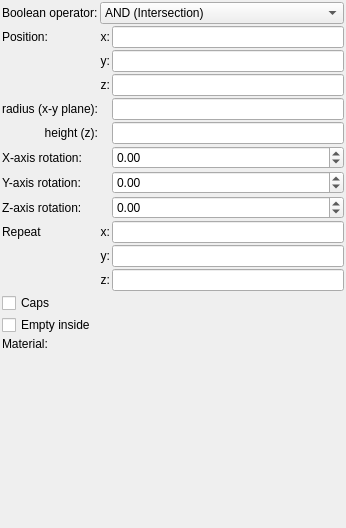
First picture: the form in mandelbulber2/formula/ui/primitive_cone.ui, repository buddhi1980/mandelbulber2, before the edit.
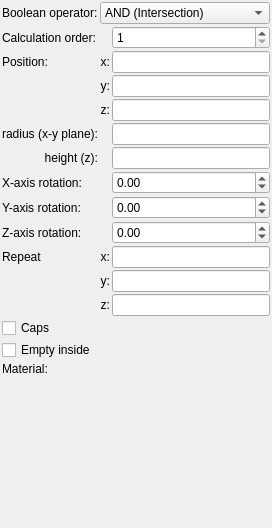
Second picture: the form after the edit. Custom widgets are drawn as their Qt base class.

Commit message: Added caclucation order parameter for booleans. Increased speed of loading thumbnals by disablind CalculateDistanceFrompoint when it is not needed

What changed in the file:
```diff
--- a/mandelbulber2/formula/ui/primitive_cone.ui
+++ b/mandelbulber2/formula/ui/primitive_cone.ui
@@ -6,7 +6,7 @@
    <rect>
     <x>0</x>
     <y>0</y>
-    <width>346</width>
+    <width>272</width>
     <height>528</height>
    </rect>
   </property>
@@ -34,44 +34,24 @@
      <property name="spacing">
       <number>2</number>
      </property>
-     <item row="14" column="0">
-      <widget class="QLabel" name="label_18">
-       <property name="text">
-        <string>Material:</string>
-       </property>
-      </widget>
-     </item>
-     <item row="12" column="0" colspan="3">
-      <widget class="MyCheckBox" name="checkBox_caps">
+     <item row="6" column="2">
+      <widget class="MyLineEdit" name="logedit_height">
        <property name="sizePolicy">
-        <sizepolicy hsizetype="Minimum" vsizetype="Maximum">
+        <sizepolicy hsizetype="Expanding" vsizetype="Maximum">
          <horstretch>0</horstretch>
          <verstretch>0</verstretch>
         </sizepolicy>
        </property>
-       <property name="text">
-        <string>Caps</string>
-       </property>
       </widget>
      </item>
-     <item row="4" column="0">
-      <widget class="QLabel" name="label_14">
+     <item row="2" column="0">
+      <widget class="QLabel" name="label_10">
        <property name="text">
-        <string>radius (x-y plane):</string>
+        <string>Position:</string>
        </property>
-       <property name="alignment">
-        <set>Qt::AlignRight|Qt::AlignTrailing|Qt::AlignVCenter</set>
-       </property>
       </widget>
      </item>
-     <item row="9" column="0">
-      <widget class="QLabel" name="label_2">
-       <property name="text">
-        <string>Repeat</string>
-       </property>
-      </widget>
-     </item>
-     <item row="11" column="1">
+     <item row="12" column="1">
       <widget class="QLabel" name="label_repeat_z_2">
        <property name="text">
         <string>z:</string>
@@ -81,17 +61,7 @@
        </property>
       </widget>
      </item>
-     <item row="9" column="2">
-      <widget class="MyLineEdit" name="vect3_repeat_x">
-       <property name="sizePolicy">
-        <sizepolicy hsizetype="Expanding" vsizetype="Maximum">
-         <horstretch>0</horstretch>
-         <verstretch>0</verstretch>
-        </sizepolicy>
-       </property>
-      </widget>
-     </item>
-     <item row="9" column="1">
+     <item row="10" column="1">
       <widget class="QLabel" name="label_repeat_x_2">
        <property name="text">
         <string>x:</string>
@@ -101,7 +71,7 @@
        </property>
       </widget>
      </item>
-     <item row="10" column="2">
+     <item row="11" column="2">
       <widget class="MyLineEdit" name="vect3_repeat_y">
        <property name="sizePolicy">
         <sizepolicy hsizetype="Expanding" vsizetype="Maximum">
@@ -111,44 +81,21 @@
        </property>
       </widget>
      </item>
-     <item row="1" column="2">
-      <widget class="MyLineEdit" name="vect3_position_x">
-       <property name="sizePolicy">
-        <sizepolicy hsizetype="Expanding" vsizetype="Maximum">
-         <horstretch>0</horstretch>
-         <verstretch>0</verstretch>
-        </sizepolicy>
-       </property>
-      </widget>
-     </item>
-     <item row="3" column="1">
-      <widget class="QLabel" name="label_13">
+     <item row="9" column="0">
+      <widget class="QLabel" name="label_15">
        <property name="text">
-        <string>z:</string>
-       </property>
-       <property name="alignment">
-        <set>Qt::AlignRight|Qt::AlignTrailing|Qt::AlignVCenter</set>
+        <string>Z-axis rotation:</string>
        </property>
       </widget>
      </item>
-     <item row="6" column="0">
+     <item row="7" column="0">
       <widget class="QLabel" name="label_8">
        <property name="text">
         <string>X-axis rotation:</string>
        </property>
       </widget>
      </item>
-     <item row="1" column="1">
-      <widget class="QLabel" name="label_11">
-       <property name="text">
-        <string>x:</string>
-       </property>
-       <property name="alignment">
-        <set>Qt::AlignRight|Qt::AlignTrailing|Qt::AlignVCenter</set>
-       </property>
-      </widget>
-     </item>
-     <item row="2" column="1">
+     <item row="3" column="1">
       <widget class="QLabel" name="label_12">
        <property name="text">
         <string>y:</string>
@@ -158,43 +105,51 @@
        </property>
       </widget>
      </item>
-     <item row="7" column="0">
-      <widget class="QLabel" name="label_9">
+     <item row="5" column="2">
+      <widget class="MyLineEdit" name="logedit_radius">
+       <property name="sizePolicy">
+        <sizepolicy hsizetype="Expanding" vsizetype="Maximum">
+         <horstretch>0</horstretch>
+         <verstretch>0</verstretch>
+        </sizepolicy>
+       </property>
+      </widget>
+     </item>
+     <item row="4" column="1">
+      <widget class="QLabel" name="label_13">
        <property name="text">
-        <string>Y-axis rotation:</string>
+        <string>z:</string>
        </property>
+       <property name="alignment">
+        <set>Qt::AlignRight|Qt::AlignTrailing|Qt::AlignVCenter</set>
+       </property>
       </widget>
      </item>
-     <item row="7" column="2">
-      <widget class="MyDoubleSpinBox" name="spinboxd3_rotation_y">
+     <item row="10" column="2">
+      <widget class="MyLineEdit" name="vect3_repeat_x">
+       <property name="sizePolicy">
+        <sizepolicy hsizetype="Expanding" vsizetype="Maximum">
+         <horstretch>0</horstretch>
+         <verstretch>0</verstretch>
+        </sizepolicy>
+       </property>
+      </widget>
+     </item>
+     <item row="13" column="0" colspan="3">
+      <widget class="MyCheckBox" name="checkBox_caps">
        <property name="sizePolicy">
         <sizepolicy hsizetype="Minimum" vsizetype="Maximum">
          <horstretch>0</horstretch>
          <verstretch>0</verstretch>
         </sizepolicy>
        </property>
-       <property name="prefix">
-        <string/>
-       </property>
-       <property name="suffix">
-        <string/>
-       </property>
-       <property name="decimals">
-        <number>2</number>
-       </property>
-       <property name="minimum">
-        <double>-36000.000000000000000</double>
-       </property>
-       <property name="maximum">
-        <double>36000.000000000000000</double>
-       </property>
-       <property name="singleStep">
-        <double>0.100000000000000</double>
+       <property name="text">
+        <string>Caps</string>
        </property>
       </widget>
      </item>
      <item row="3" column="2">
-      <widget class="MyLineEdit" name="vect3_position_z">
+      <widget class="MyLineEdit" name="vect3_position_y">
        <property name="sizePolicy">
         <sizepolicy hsizetype="Expanding" vsizetype="Maximum">
          <horstretch>0</horstretch>
@@ -203,35 +158,7 @@
        </property>
       </widget>
      </item>
-     <item row="8" column="2">
-      <widget class="MyDoubleSpinBox" name="spinboxd3_rotation_z">
-       <property name="sizePolicy">
-        <sizepolicy hsizetype="Minimum" vsizetype="Maximum">
-         <horstretch>0</horstretch>
-         <verstretch>0</verstretch>
-        </sizepolicy>
-       </property>
-       <property name="prefix">
-        <string/>
-       </property>
-       <property name="suffix">
-        <string/>
-       </property>
-       <property name="decimals">
-        <number>2</number>
-       </property>
-       <property name="minimum">
-        <double>-36000.000000000000000</double>
-       </property>
-       <property name="maximum">
-        <double>36000.000000000000000</double>
-       </property>
-       <property name="singleStep">
-        <double>0.100000000000000</double>
-       </property>
-      </widget>
-     </item>
-     <item row="10" column="1">
+     <item row="11" column="1">
       <widget class="QLabel" name="label_repeat_y_2">
        <property name="text">
         <string>y:</string>
@@ -241,7 +168,7 @@
        </property>
       </widget>
      </item>
-     <item row="13" column="0" colspan="3">
+     <item row="14" column="0" colspan="3">
       <widget class="MyCheckBox" name="checkBox_empty">
        <property name="sizePolicy">
         <sizepolicy hsizetype="Minimum" vsizetype="Maximum">
@@ -254,14 +181,94 @@
        </property>
       </widget>
      </item>
+     <item row="9" column="2">
+      <widget class="MyDoubleSpinBox" name="spinboxd3_rotation_z">
+       <property name="sizePolicy">
+        <sizepolicy hsizetype="Minimum" vsizetype="Maximum">
+         <horstretch>0</horstretch>
+         <verstretch>0</verstretch>
+        </sizepolicy>
+       </property>
+       <property name="prefix">
+        <string/>
+       </property>
+       <property name="suffix">
+        <string/>
+       </property>
+       <property name="decimals">
+        <number>2</number>
+       </property>
+       <property name="minimum">
+        <double>-36000.000000000000000</double>
+       </property>
+       <property name="maximum">
+        <double>36000.000000000000000</double>
+       </property>
+       <property name="singleStep">
+        <double>0.100000000000000</double>
+       </property>
+      </widget>
+     </item>
+     <item row="2" column="1">
+      <widget class="QLabel" name="label_11">
+       <property name="text">
+        <string>x:</string>
+       </property>
+       <property name="alignment">
+        <set>Qt::AlignRight|Qt::AlignTrailing|Qt::AlignVCenter</set>
+       </property>
+      </widget>
+     </item>
      <item row="8" column="0">
-      <widget class="QLabel" name="label_15">
+      <widget class="QLabel" name="label_9">
        <property name="text">
-        <string>Z-axis rotation:</string>
+        <string>Y-axis rotation:</string>
        </property>
       </widget>
      </item>
-     <item row="14" column="1" colspan="2">
+     <item row="8" column="2">
+      <widget class="MyDoubleSpinBox" name="spinboxd3_rotation_y">
+       <property name="sizePolicy">
+        <sizepolicy hsizetype="Minimum" vsizetype="Maximum">
+         <horstretch>0</horstretch>
+         <verstretch>0</verstretch>
+        </sizepolicy>
+       </property>
+       <property name="prefix">
+        <string/>
+       </property>
+       <property name="suffix">
+        <string/>
+       </property>
+       <property name="decimals">
+        <number>2</number>
+       </property>
+       <property name="minimum">
+        <double>-36000.000000000000000</double>
+       </property>
+       <property name="maximum">
+        <double>36000.000000000000000</double>
+       </property>
+       <property name="singleStep">
+        <double>0.100000000000000</double>
+       </property>
+      </widget>
+     </item>
+     <item row="10" column="0">
+      <widget class="QLabel" name="label_2">
+       <property name="text">
+        <string>Repeat</string>
+       </property>
+      </widget>
+     </item>
+     <item row="15" column="0">
+      <widget class="QLabel" name="label_18">
+       <property name="text">
+        <string>Material:</string>
+       </property>
+      </widget>
+     </item>
+     <item row="15" column="1" colspan="2">
       <widget class="cMaterialSelector" name="materialselector_material_id" native="true">
        <property name="sizePolicy">
         <sizepolicy hsizetype="Preferred" vsizetype="Minimum">
@@ -271,7 +278,7 @@
        </property>
       </widget>
      </item>
-     <item row="11" column="2">
+     <item row="12" column="2">
       <widget class="MyLineEdit" name="vect3_repeat_z">
        <property name="sizePolicy">
         <sizepolicy hsizetype="Expanding" vsizetype="Maximum">
@@ -281,18 +288,8 @@
        </property>
       </widget>
      </item>
-     <item row="5" column="2">
-      <widget class="MyLineEdit" name="logedit_height">
-       <property name="sizePolicy">
-        <sizepolicy hsizetype="Expanding" vsizetype="Maximum">
-         <horstretch>0</horstretch>
-         <verstretch>0</verstretch>
-        </sizepolicy>
-       </property>
-      </widget>
-     </item>
      <item row="2" column="2">
-      <widget class="MyLineEdit" name="vect3_position_y">
+      <widget class="MyLineEdit" name="vect3_position_x">
        <property name="sizePolicy">
         <sizepolicy hsizetype="Expanding" vsizetype="Maximum">
          <horstretch>0</horstretch>
@@ -301,36 +298,8 @@
        </property>
       </widget>
      </item>
-     <item row="6" column="2">
-      <widget class="MyDoubleSpinBox" name="spinboxd3_rotation_x">
-       <property name="sizePolicy">
-        <sizepolicy hsizetype="Minimum" vsizetype="Maximum">
-         <horstretch>0</horstretch>
-         <verstretch>0</verstretch>
-        </sizepolicy>
-       </property>
-       <property name="prefix">
-        <string/>
-       </property>
-       <property name="suffix">
-        <string/>
-       </property>
-       <property name="decimals">
-        <number>2</number>
-       </property>
-       <property name="minimum">
-        <double>-36000.000000000000000</double>
-       </property>
-       <property name="maximum">
-        <double>36000.000000000000000</double>
-       </property>
-       <property name="singleStep">
-        <double>0.100000000000000</double>
-       </property>
-      </widget>
-     </item>
      <item row="4" column="2">
-      <widget class="MyLineEdit" name="logedit_radius">
+      <widget class="MyLineEdit" name="vect3_position_z">
        <property name="sizePolicy">
         <sizepolicy hsizetype="Expanding" vsizetype="Maximum">
          <horstretch>0</horstretch>
@@ -340,19 +309,40 @@
       </widget>
      </item>
      <item row="5" column="0">
-      <widget class="QLabel" name="label_16">
+      <widget class="QLabel" name="label_14">
        <property name="text">
-        <string>height (z):</string>
+        <string>radius (x-y plane):</string>
        </property>
        <property name="alignment">
         <set>Qt::AlignRight|Qt::AlignTrailing|Qt::AlignVCenter</set>
        </property>
       </widget>
      </item>
-     <item row="1" column="0">
-      <widget class="QLabel" name="label_10">
-       <property name="text">
-        <string>Position:</string>
+     <item row="7" column="2">
+      <widget class="MyDoubleSpinBox" name="spinboxd3_rotation_x">
+       <property name="sizePolicy">
+        <sizepolicy hsizetype="Minimum" vsizetype="Maximum">
+         <horstretch>0</horstretch>
+         <verstretch>0</verstretch>
+        </sizepolicy>
+       </property>
+       <property name="prefix">
+        <string/>
+       </property>
+       <property name="suffix">
+        <string/>
+       </property>
+       <property name="decimals">
+        <number>2</number>
+       </property>
+       <property name="minimum">
+        <double>-36000.000000000000000</double>
+       </property>
+       <property name="maximum">
+        <double>36000.000000000000000</double>
+       </property>
+       <property name="singleStep">
+        <double>0.100000000000000</double>
        </property>
       </widget>
      </item>
@@ -399,6 +389,45 @@
        </item>
       </widget>
      </item>
+     <item row="6" column="0">
+      <widget class="QLabel" name="label_16">
+       <property name="text">
+        <string>height (z):</string>
+       </property>
+       <property name="alignment">
+        <set>Qt::AlignRight|Qt::AlignTrailing|Qt::AlignVCenter</set>
+       </property>
+      </widget>
+     </item>
+     <item row="1" column="0">
+      <widget class="QLabel" name="label_21">
+       <property name="text">
+        <string>Calculation order:</string>
+       </property>
+       <property name="wordWrap">
+        <bool>true</bool>
+       </property>
+      </widget>
+     </item>
+     <item row="1" column="2">
+      <widget class="MySpinBox" name="spinboxInt_calculation_order">
+       <property name="sizePolicy">
+        <sizepolicy hsizetype="Minimum" vsizetype="Maximum">
+         <horstretch>0</horstretch>
+         <verstretch>0</verstretch>
+        </sizepolicy>
+       </property>
+       <property name="toolTip">
+        <string>&lt;html&gt;&lt;head/&gt;&lt;body&gt;&lt;p&gt;Order of calculation boolean operators. Object with lower number will be calculated first.&lt;/p&gt;&lt;/body&gt;&lt;/html&gt;</string>
+       </property>
+       <property name="minimum">
+        <number>1</number>
+       </property>
+       <property name="maximum">
+        <number>9999</number>
+       </property>
+      </widget>
+     </item>
     </layout>
    </item>
    <item>
@@ -443,6 +472,11 @@
    <extends>QComboBox</extends>
    <header>my_combo_box.h</header>
   </customwidget>
+  <customwidget>
+   <class>MySpinBox</class>
+   <extends>QSpinBox</extends>
+   <header>my_spin_box.h</header>
+  </customwidget>
  </customwidgets>
  <tabstops>
   <tabstop>vect3_position_x</tabstop>
```
Left out of the diff: 3 changed lines with no effect on the pictures. The commit also changes 13 other files.
